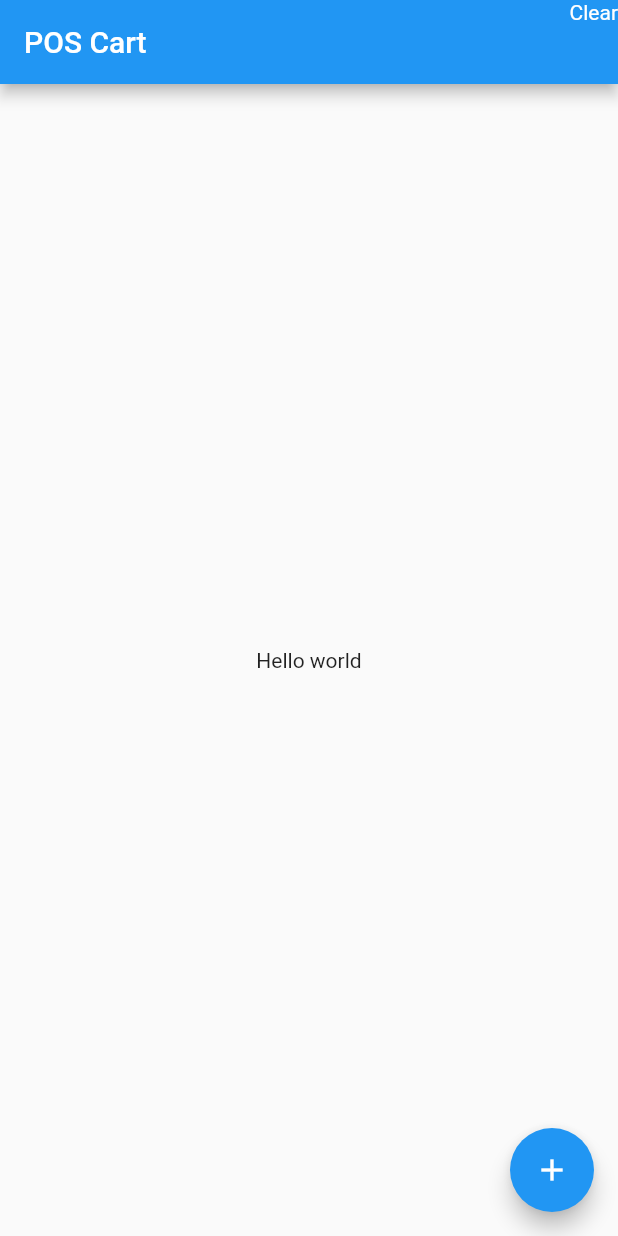
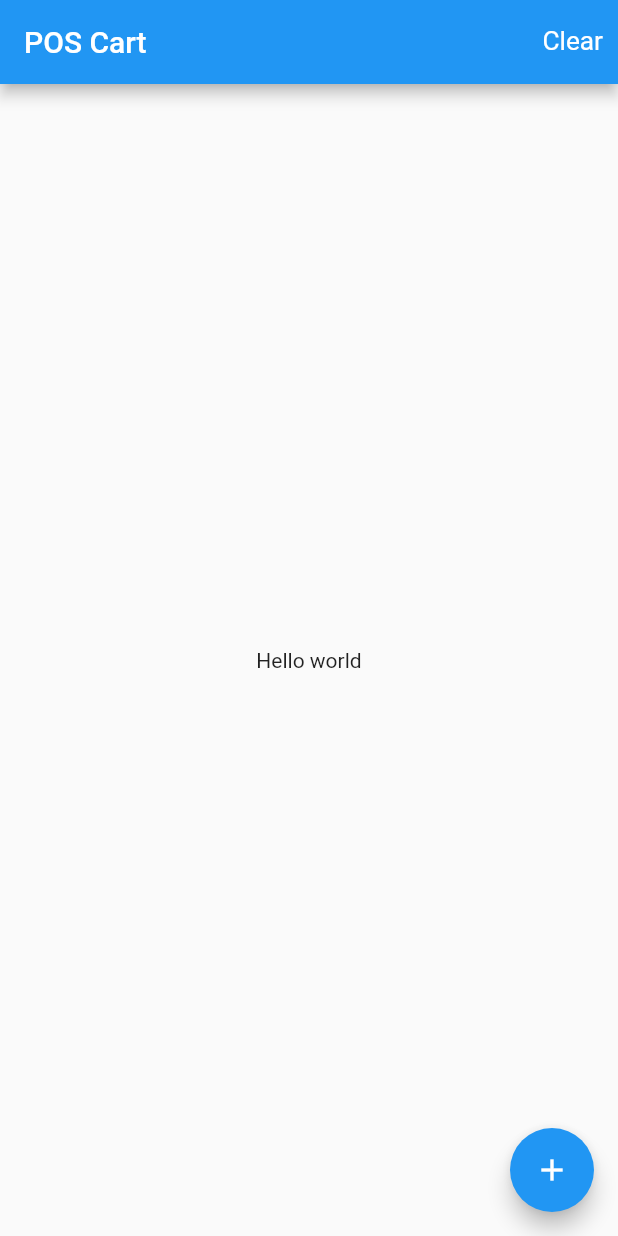
Before and after one commit to the-code-genin/pos_cart_mobile_app, a Flutter app: the screen it shows after launch, on a phone screen of 412 x 824 dp. Run offline on Flutter 3.47's test engine with Material 2 defaults, Android fonts, the phone set to English and light mode, and no system bars; our stand-ins replace flutter_redux, redux.

Commit message:
Refactored app bar

```diff
--- a/lib/components/app_bar.dart
+++ b/lib/components/app_bar.dart
@@ -24,7 +24,14 @@ class CustomAppBar extends AppBar {
       builder: (buildContext, callback) {
         return GestureDetector(
           onTap: () => callback(),
-          child: Text('Clear')
+          child: Container(
+            alignment: AlignmentDirectional.center,
+            padding: EdgeInsets.all(10),
+            child: Text(
+              'Clear',
+              textScaleFactor: 1.25
+            )
+          )
         );
       }
     )
```
